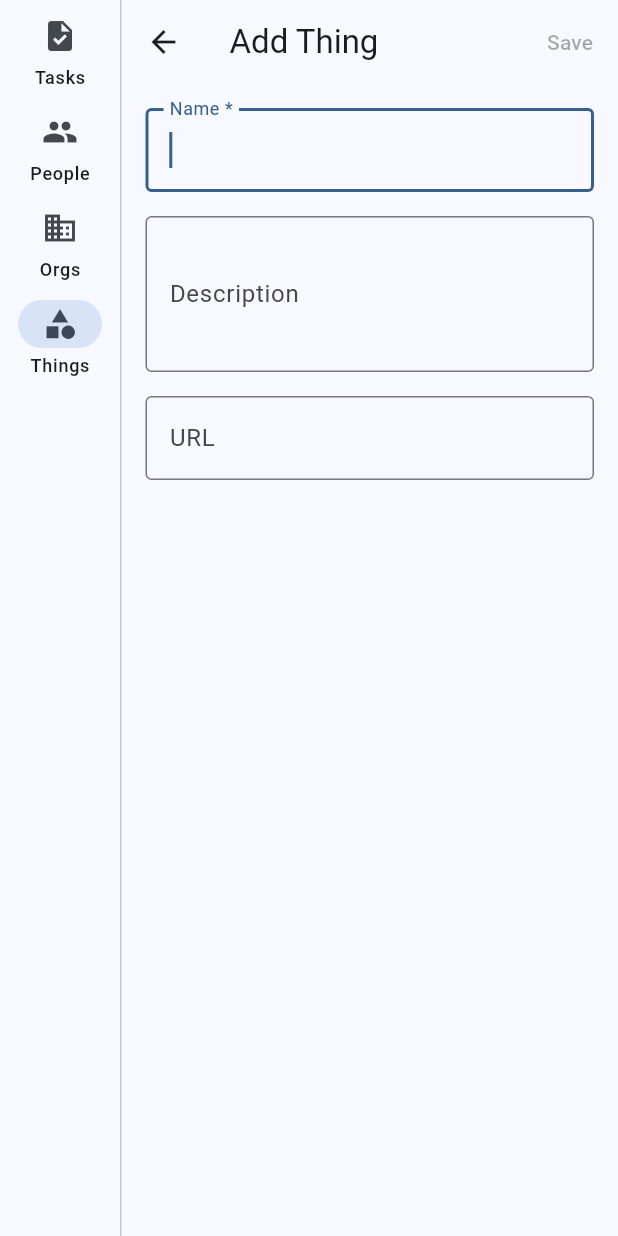
After one commit to mark-dropbear/knowledge_graph, a Flutter app: the ThingFormView screen opened by its route, on a phone screen of 412 x 824 dp. The commit adds this screen. Run offline on Flutter 3.47's test engine with Material 3 defaults, Android fonts, the phone set to English and light mode, and no system bars; our stand-ins replace go_router; missing offline and left inert: data_layer.

Commit message:
Feature: Add new generic Thing destination
- Created ThingInstance model to represent generic schema.org Things.
- Implemented UseCases (Create, Edit, Delete) for ThingInstance.
- Created ThingsViewModel to orchestrate state for the new domain type.
- Built ThingsView, ThingFormView, and ThingDetailView.
- Wired ThingInstance serialization into GraphRepository.
- Updated GoRouter and MainLayout to include a new '/things' navigation tab.

```diff
--- a/lib/data/repositories/graph_repository.dart
+++ b/lib/data/repositories/graph_repository.dart
@@ -5,6 +5,7 @@ import 'package:knowledge_graph/domain/models/person.dart';
 import 'package:knowledge_graph/domain/models/organization.dart';
 import 'package:knowledge_graph/domain/models/task.dart';
 import 'package:knowledge_graph/domain/models/task_list.dart';
+import 'package:knowledge_graph/domain/models/thing_instance.dart';
 
 class GraphRepository extends Repository<Thing> {
   GraphRepository()
@@ -27,6 +28,8 @@ class GraphRepository extends Repository<Thing> {
           return Task.fromJson(json);
         case 'ItemList':
           return TaskList.fromJson(json);
+        case 'Thing':
+          return ThingInstance.fromJson(json);
         default:
           throw Exception('GraphRepository: Unknown type: $type');
       }
@@ -36,6 +39,7 @@ class GraphRepository extends Repository<Thing> {
       if (thing is Organization) return thing.toJson();
       if (thing is Task) return thing.toJson();
       if (thing is TaskList) return thing.toJson();
+      if (thing is ThingInstance) return thing.toJson();
       throw Exception('GraphRepository: Cannot serialize ${thing.runtimeType}');
     },
     getId: (thing) => thing.id.isEmpty ? null : thing.id,
@@ -47,6 +51,7 @@ class GraphRepository extends Repository<Thing> {
       if (thing is Organization) return thing.copyWith(id: newId);
       if (thing is Task) return thing.copyWith(id: newId);
       if (thing is TaskList) return thing.copyWith(id: newId);
+      if (thing is ThingInstance) return thing.copyWith(id: newId);
 
       return thing; // Fallback
     },
--- /dev/null
+++ b/lib/domain/models/thing_instance.dart
@@ -0,0 +1,67 @@
+import 'package:data_layer/data_layer.dart';
+import 'package:uuid/uuid.dart';
+import 'thing.dart';
+
+class ThingInstance implements Thing {
+  @override
+  final String id;
+  @override
+  final String type = 'Thing';
+
+  final String name;
+  final String? description;
+  final String? url;
+
+  ThingInstance({
+    required this.id,
+    required this.name,
+    this.description,
+    this.url,
+  });
+
+  ThingInstance copyWith({
+    String? id,
+    String? name,
+    String? description,
+    String? url,
+    bool clearDescription = false,
+    bool clearUrl = false,
+  }) {
+    return ThingInstance(
+      id: id ?? this.id,
+      name: name ?? this.name,
+      description: clearDescription ? null : (description ?? this.description),
+      url: clearUrl ? null : (url ?? this.url),
+    );
+  }
+
+  factory ThingInstance.fromJson(Map<String, dynamic> json) {
+    return ThingInstance(
+      id: json['@id'] as String,
+      name: json['name'] as String,
+      description: json['description'] as String?,
+      url: json['url'] as String?,
+    );
+  }
+
+  @override
+  Map<String, dynamic> toJson() {
+    return {
+      '@type': type,
+      '@id': id,
+      'name': name,
+      if (description != null && description!.isNotEmpty)
+        'description': description,
+      if (url != null && url!.isNotEmpty) 'url': url,
+    };
+  }
+
+  static final bindings = CreationBindings<ThingInstance>(
+    fromJson: ThingInstance.fromJson,
+    toJson: (thing) => thing.toJson(),
+    getId: (thing) => thing.id.isEmpty ? null : thing.id,
+    save: (thing) => thing.copyWith(
+      id: thing.id.isEmpty ? 'urn:uuid:${const Uuid().v4()}' : thing.id,
+    ),
+  );
+}
--- /dev/null
+++ b/lib/domain/use_cases/thing_instance_use_cases.dart
@@ -0,0 +1,65 @@
+import 'package:logging/logging.dart';
+import 'package:knowledge_graph/domain/models/thing.dart';
+import 'package:knowledge_graph/domain/models/thing_instance.dart';
+import 'package:data_layer/data_layer.dart';
+
+class CreateThingInstanceUseCase {
+  final Logger _log = Logger('CreateThingInstanceUseCase');
+  final Repository<Thing> _repository;
+
+  CreateThingInstanceUseCase(this._repository);
+
+  Future<void> execute({
+    required String name,
+    String? description,
+    String? url,
+  }) async {
+    _log.info('Creating new thing instance');
+    final newThing = ThingInstance(
+      id: '', // Will be generated by repository save binding
+      name: name,
+      description: description,
+      url: url,
+    );
+    await _repository.setItem(newThing);
+    _log.fine('ThingInstance saved successfully to repository');
+  }
+}
+
+class EditThingInstanceUseCase {
+  final Logger _log = Logger('EditThingInstanceUseCase');
+  final Repository<Thing> _repository;
+
+  EditThingInstanceUseCase(this._repository);
+
+  Future<void> execute(
+    ThingInstance thing, {
+    String? name,
+    String? description,
+    String? url,
+  }) async {
+    _log.info('Editing thing instance: ${thing.id}');
+    final updatedThing = thing.copyWith(
+      name: name,
+      description: description,
+      url: url,
+      clearDescription: description == null || description.trim().isEmpty,
+      clearUrl: url == null || url.trim().isEmpty,
+    );
+    await _repository.setItem(updatedThing);
+    _log.fine('ThingInstance updated successfully in repository');
+  }
+}
+
+class DeleteThingInstanceUseCase {
+  final Logger _log = Logger('DeleteThingInstanceUseCase');
+  final Repository<Thing> _repository;
+
+  DeleteThingInstanceUseCase(this._repository);
+
+  Future<void> execute(ThingInstance thing) async {
+    _log.info('Deleting thing instance: ${thing.id}');
+    await _repository.delete(thing.id);
+    _log.fine('ThingInstance deleted from repository');
+  }
+}
--- /dev/null
+++ b/lib/ui/features/things/view_models/things_view_model.dart
@@ -0,0 +1,85 @@
+import 'package:flutter/foundation.dart';
+import 'package:logging/logging.dart';
+import 'package:data_layer/data_layer.dart';
+import 'package:knowledge_graph/domain/models/thing_instance.dart';
+import 'package:knowledge_graph/domain/models/thing.dart';
+import 'package:knowledge_graph/domain/use_cases/thing_instance_use_cases.dart';
+
+class ThingsViewModel extends ChangeNotifier {
+  static final _log = Logger('ThingsViewModel');
+
+  final Repository<Thing> _repository;
+  final CreateThingInstanceUseCase _createThingInstanceUseCase;
+  final EditThingInstanceUseCase _editThingInstanceUseCase;
+  final DeleteThingInstanceUseCase _deleteThingInstanceUseCase;
+
+  ThingsViewModel({
+    required Repository<Thing> repository,
+    required CreateThingInstanceUseCase createThingInstanceUseCase,
+    required EditThingInstanceUseCase editThingInstanceUseCase,
+    required DeleteThingInstanceUseCase deleteThingInstanceUseCase,
+  }) : _repository = repository,
+       _createThingInstanceUseCase = createThingInstanceUseCase,
+       _editThingInstanceUseCase = editThingInstanceUseCase,
+       _deleteThingInstanceUseCase = deleteThingInstanceUseCase;
+
+  bool _isLoading = false;
+  bool get isLoading => _isLoading;
+
+  List<ThingInstance> _things = [];
+  List<ThingInstance> get things => _things;
+
+  Future<void> initialize() async {
+    _log.info('Initializing ThingsViewModel');
+    Future.microtask(() {
+      _isLoading = true;
+      notifyListeners();
+    });
+
+    try {
+      final items = await _repository.getItems(
+        details: RequestDetails.read(requestType: RequestType.allLocal),
+      );
+      _things = items.whereType<ThingInstance>().toList();
+    } finally {
+      _isLoading = false;
+      notifyListeners();
+    }
+  }
+
+  Future<void> addThing({
+    required String name,
+    String? description,
+    String? url,
+  }) async {
+    _log.info('Adding new thing instance');
+    await _createThingInstanceUseCase.execute(
+      name: name,
+      description: description,
+      url: url,
+    );
+    await initialize();
+  }
+
+  Future<void> editThing(
+    ThingInstance thing, {
+    String? name,
+    String? description,
+    String? url,
+  }) async {
+    _log.info('Editing thing instance: ${thing.id}');
+    await _editThingInstanceUseCase.execute(
+      thing,
+      name: name,
+      description: description,
+      url: url,
+    );
+    await initialize();
+  }
+
+  Future<void> deleteThing(ThingInstance thing) async {
+    _log.info('Deleting thing instance: ${thing.id}');
+    await _deleteThingInstanceUseCase.execute(thing);
+    await initialize();
+  }
+}
--- /dev/null
+++ b/lib/ui/features/things/views/thing_form_view.dart
@@ -0,0 +1,128 @@
+import 'package:flutter/material.dart';
+import 'package:go_router/go_router.dart';
+import 'package:knowledge_graph/domain/models/thing_instance.dart';
+import 'package:knowledge_graph/ui/features/things/view_models/things_view_model.dart';
+
+class ThingFormView extends StatefulWidget {
+  final ThingsViewModel viewModel;
+  final String? thingId;
+
+  const ThingFormView({super.key, required this.viewModel, this.thingId});
+
+  @override
+  State<ThingFormView> createState() => _ThingFormViewState();
+}
+
+class _ThingFormViewState extends State<ThingFormView> {
+  late final TextEditingController _nameController;
+  late final TextEditingController _descriptionController;
+  late final TextEditingController _urlController;
+  ThingInstance? _existingThing;
+
+  @override
+  void initState() {
+    super.initState();
+    if (widget.thingId != null) {
+      try {
+        _existingThing = widget.viewModel.things.firstWhere(
+          (t) => t.id == widget.thingId,
+        );
+      } catch (e) {
+        _existingThing = null;
+      }
+    }
+
+    _nameController = TextEditingController(text: _existingThing?.name);
+    _descriptionController = TextEditingController(
+      text: _existingThing?.description,
+    );
+    _urlController = TextEditingController(text: _existingThing?.url);
+  }
+
+  @override
+  void dispose() {
+    _nameController.dispose();
+    _descriptionController.dispose();
+    _urlController.dispose();
+    super.dispose();
+  }
+
+  bool _isValid() {
+    return _nameController.text.trim().isNotEmpty;
+  }
+
+  Future<void> _save() async {
+    final name = _nameController.text.trim();
+    final description = _descriptionController.text.trim();
+    final url = _urlController.text.trim();
+
+    if (_existingThing == null) {
+      await widget.viewModel.addThing(
+        name: name,
+        description: description.isEmpty ? null : description,
+        url: url.isEmpty ? null : url,
+      );
+    } else {
+      await widget.viewModel.editThing(
+        _existingThing!,
+        name: name,
+        description: description.isEmpty ? null : description,
+        url: url.isEmpty ? null : url,
+      );
+    }
+
+    if (mounted) {
+      context.pop();
+    }
+  }
+
+  @override
+  Widget build(BuildContext context) {
+    return Scaffold(
+      appBar: AppBar(
+        title: Text(_existingThing == null ? 'Add Thing' : 'Edit Thing'),
+        actions: [
+          TextButton(
+            onPressed: _isValid() ? _save : null,
+            child: const Text('Save'),
+          ),
+        ],
+      ),
+      body: SingleChildScrollView(
+        padding: const EdgeInsets.all(16.0),
+        child: Column(
+          crossAxisAlignment: CrossAxisAlignment.stretch,
+          children: [
+            TextField(
+              controller: _nameController,
+              decoration: const InputDecoration(
+                labelText: 'Name *',
+                border: OutlineInputBorder(),
+              ),
+              onChanged: (_) => setState(() {}),
+              autofocus: _existingThing == null,
+            ),
+            const SizedBox(height: 16),
+            TextField(
+              controller: _descriptionController,
+              decoration: const InputDecoration(
+                labelText: 'Description',
+                border: OutlineInputBorder(),
+              ),
+              maxLines: 3,
+            ),
+            const SizedBox(height: 16),
+            TextField(
+              controller: _urlController,
+              decoration: const InputDecoration(
+                labelText: 'URL',
+                border: OutlineInputBorder(),
+              ),
+              keyboardType: TextInputType.url,
+            ),
+          ],
+        ),
+      ),
+    );
+  }
+}
--- /dev/null
+++ b/lib/ui/features/things/views/things_view.dart
@@ -0,0 +1,60 @@
+import 'package:flutter/material.dart';
+import 'package:go_router/go_router.dart';
+import 'package:knowledge_graph/ui/features/things/view_models/things_view_model.dart';
+import 'package:knowledge_graph/domain/models/thing_instance.dart';
+
+class ThingsView extends StatefulWidget {
+  final ThingsViewModel viewModel;
+
+  const ThingsView({super.key, required this.viewModel});
+
+  @override
+  State<ThingsView> createState() => _ThingsViewState();
+}
+
+class _ThingsViewState extends State<ThingsView> {
+  @override
+  void initState() {
+    super.initState();
+    widget.viewModel.initialize();
+  }
+
+  @override
+  Widget build(BuildContext context) {
+    return Scaffold(
+      appBar: AppBar(title: const Text('Things')),
+      body: ListenableBuilder(
+        listenable: widget.viewModel,
+        builder: (context, _) {
+          if (widget.viewModel.isLoading && widget.viewModel.things.isEmpty) {
+            return const Center(child: CircularProgressIndicator());
+          }
+
+          if (widget.viewModel.things.isEmpty) {
+            return const Center(child: Text('No things found. Add one!'));
+          }
+
+          return ListView.builder(
+            itemCount: widget.viewModel.things.length,
+            itemBuilder: (context, index) {
+              final thing = widget.viewModel.things[index];
+              return ListTile(
+                title: Text(thing.name),
+                subtitle: thing.description != null
+                    ? Text(thing.description!)
+                    : null,
+                onTap: () {
+                  context.push('/things/${Uri.encodeComponent(thing.id)}');
+                },
+              );
+            },
+          );
+        },
+      ),
+      floatingActionButton: FloatingActionButton(
+        onPressed: () => context.push('/things/add'),
+        child: const Icon(Icons.add),
+      ),
+    );
+  }
+}
--- a/lib/ui/layout/main_layout.dart
+++ b/lib/ui/layout/main_layout.dart
@@ -12,6 +12,8 @@ class MainLayout extends StatelessWidget {
       return 1;
     } else if (location.startsWith('/organizations')) {
       return 2;
+    } else if (location.startsWith('/things')) {
+      return 3;
     }
     return 0;
   }
@@ -30,6 +32,8 @@ class MainLayout extends StatelessWidget {
                 context.go('/people');
               } else if (index == 2) {
                 context.go('/organizations');
+              } else if (index == 3) {
+                context.go('/things');
               }
             },
             labelType: NavigationRailLabelType.all,
@@ -49,6 +53,11 @@ class MainLayout extends StatelessWidget {
                 selectedIcon: Icon(Icons.business),
                 label: Text('Orgs'),
               ),
+              NavigationRailDestination(
+                icon: Icon(Icons.category),
+                selectedIcon: Icon(Icons.category),
+                label: Text('Things'),
+              ),
             ],
           ),
           const VerticalDivider(thickness: 1, width: 1),
```
Also changed, not shown: lib/main.dart (+50 -0 lines), lib/ui/features/things/views/thing_detail_view.dart (added, +115 -0 lines).
